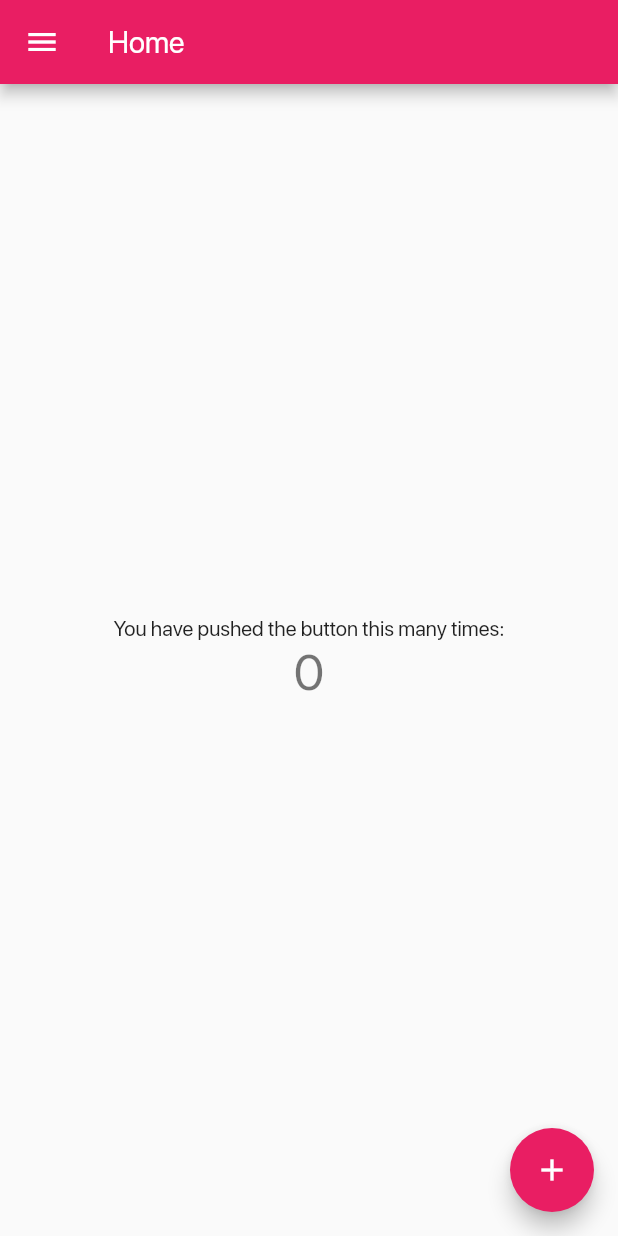
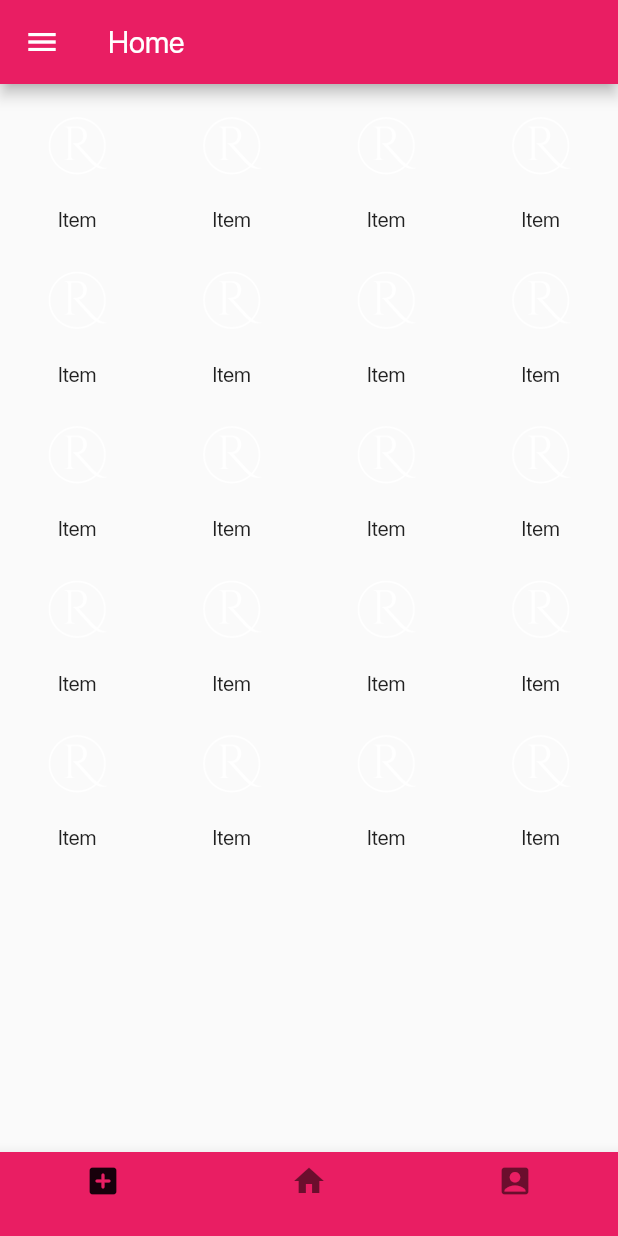
Before and after one commit to ItanuRomero/ramni-ecommerce, a Flutter app: the Home screen opened by its route, on a phone screen of 412 x 824 dp. Run offline on Flutter 3.47's test engine with Material 2 defaults, Android fonts, the phone set to English and light mode, and no system bars; our stand-ins replace image_picker; project files that could hold a hidden picture were left out.

Commit message:
adjust #11

```diff
--- a/app/lib/routes/home.dart
+++ b/app/lib/routes/home.dart
@@ -3,15 +3,6 @@ import 'package:flutter/material.dart';
 
 class Home extends StatefulWidget {
   const Home({Key? key, required this.title}) : super(key: key);
-
-  // This widget is the home page of your application. It is stateful, meaning
-  // that it has a State object (defined below) that contains fields that affect
-  // how it looks.
-
-  // This class is the configuration for the state. It holds the values (in this
-  // case the title) provided by the parent (in this case the App widget) and
-  // used by the build method of the State. Fields in a Widget subclass are
-  // always marked "final".
 
   final String title;
 
@@ -24,11 +15,6 @@ class _HomeState extends State<Home> {
 
   void _incrementCounter() {
     setState(() {
-      // This call to setState tells the Flutter framework that something has
-      // changed in this State, which causes it to rerun the build method below
-      // so that the display can reflect the updated values. If we changed
-      // _counter without calling setState(), then the build method would not be
-      // called again, and so nothing would appear to happen.
       _counter++;
     });
   }
@@ -39,19 +25,23 @@ class _HomeState extends State<Home> {
       appBar: AppBar(
         title: Text(widget.title),
       ),
-      body: Center(
-        child: Column(
-          mainAxisAlignment: MainAxisAlignment.center,
-          children: <Widget>[
-            const Text(
-              'You have pushed the button this many times:',
-            ),
-            Text(
-              '$_counter',
-              style: Theme.of(context).textTheme.headline4,
-            ),
-          ],
-        ),
+      body: GridView.count(
+        crossAxisCount: 4,
+        children: List.generate(20, (index) {
+          return Center(
+              child: Column(
+            children: [
+              Image.asset(
+                'images/logo_app.png',
+                height: MediaQuery.of(context).size.height / 10,
+                color: Colors.white,
+                fit: BoxFit.contain,
+                alignment: Alignment.topCenter,
+              ),
+              const Text('Item')
+            ],
+          ));
+        }),
       ),
       drawer: Drawer(
         child: ListView(
@@ -62,26 +52,33 @@ class _HomeState extends State<Home> {
             ),
             ListTile(
               title: const Text('Item 1'),
-              onTap: () {
-                // Update the state of the app.
-                // ...
-              },
+              onTap: () {},
             ),
             ListTile(
               title: const Text('Item 2'),
-              onTap: () {
-                // Update the state of the app.
-                // ...
-              },
+              onTap: () {},
             ),
           ],
         ),
       ),
-      floatingActionButton: FloatingActionButton(
-        onPressed: _incrementCounter,
-        tooltip: 'Increment',
-        child: const Icon(Icons.add),
-      ), // This trailing comma makes auto-formatting nicer for build methods.
+      bottomNavigationBar: BottomNavigationBar(
+        backgroundColor: Colors.pink,
+        items: const <BottomNavigationBarItem>[
+          BottomNavigationBarItem(
+            icon: Icon(Icons.add_box_rounded),
+            label: '',
+          ),
+          BottomNavigationBarItem(
+            icon: Icon(Icons.home),
+            label: '',
+          ),
+          BottomNavigationBarItem(
+            icon: Icon(Icons.account_box),
+            label: '',
+          ),
+        ],
+        selectedItemColor: const Color.fromARGB(255, 24, 0, 11),
+      ),
     );
   }
 }
```
Also changed, not shown: app/images/chair.png (added).
